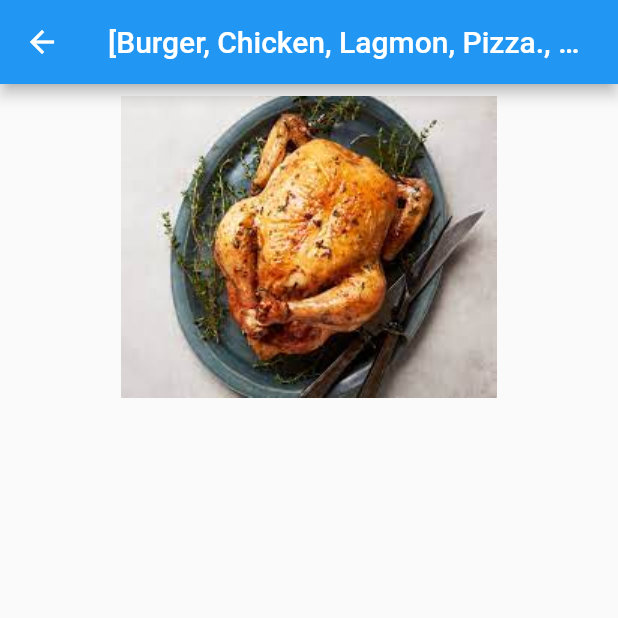
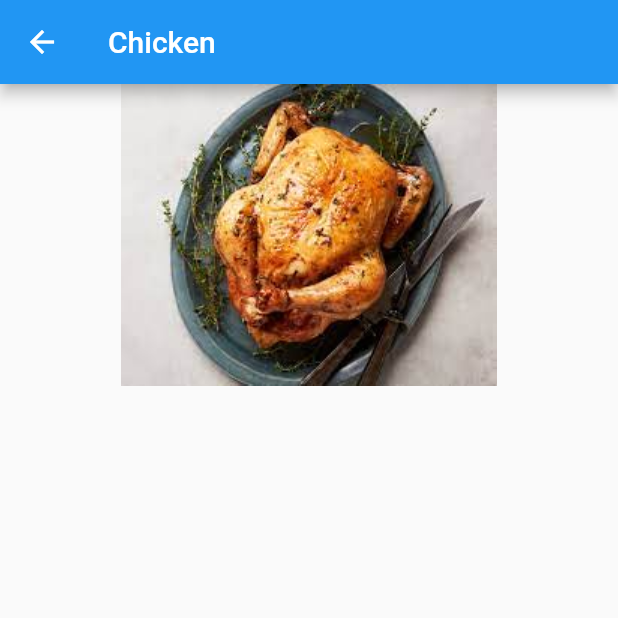
Before and after one commit to Shirinboyev/calc, a Flutter app: the FirstPage screen opened directly, on a phone screen of 412 x 824 dp, the top half of it. Run offline on Flutter 3.47's test engine with Material 2 defaults, Android fonts, the phone set to English and light mode, and no system bars.

Commit message:
add navogation and images page

```diff
--- a/lib/function.dart
+++ b/lib/function.dart
@@ -1,6 +1,6 @@
-import 'home/data.dart';
-import 'home/food.dart';
-
+import 'home/map.dart';
+import 'home/class.dart';
+int b = 0;
 List getInfo(){
       List<Food> list = [];
     for (Map<dynamic,dynamic> mp in foood.values){
--- a/lib/home/food.dart
+++ b/lib/home/class.dart
@@ -1,6 +1,3 @@
-// import 'package:flutter/animation.dart';
-import 'package:calc/home/data.dart';
-
 class Food{
  final  String title;
   final String time ;
@@ -9,6 +6,3 @@ class Food{
   Food ({required this. title,required this.time,required this.rating, required this.energy}){
   }
 }
-// void main(){
-//   print(Food(title: title, time: time, rating: rating, energy: energy));
-// }
--- a/lib/home/data.dart
+++ b/lib/home/map.dart
@@ -1,5 +1,3 @@
-import 'package:flutter/material.dart';
-
 Map <String,Map<String,String>>foood = {
   "Chicken": {
     "title": "Chicken",
--- a/lib/screen/firstPage.dart
+++ b/lib/screen/firstPage.dart
@@ -1,5 +1,4 @@
-import 'package:calc/home/data.dart';
-import 'package:calc/main.dart';
+import 'package:calc/function.dart';
 import 'package:flutter/material.dart';
 class FirstPage extends StatefulWidget {
   const FirstPage({super.key});
@@ -9,38 +8,37 @@ class FirstPage extends StatefulWidget {
 class _FirstPageState extends State<FirstPage> {
   @override
   Widget build(BuildContext context) {
+    List lst = [
+      'Chicken',
+      'Pizza',
+      'Burger',
+      'Somsa',
+      'Lagmon',
+    ];
     List img = [
-    'images/Burger.png',
-    'images/Chicken.png',
-    'images/Lagmon.png',
-    'images/Pizza.png',
-    'images/Somsa.png',
+     'images/Chicken.png',
+     'images/Pizza.png',
+     'images/Burger.png',
+     'images/Somsa.png',
+     'images/Lagmon.png',
     ];
-        List fod = [
-    'Burger',
-    'Chicken',
-    'Lagmon',
-    'Pizza.',
-    'Somsa.',
+    List txt = [
+      '',
     ];
-  // List app = [];
-  for (int i = 0; i<foood.length;i++){
-    img.add(i);
-  }
+  List app = [];
    return SafeArea(
       child: Scaffold(
-        appBar: AppBar(title: Text('${fod}')),
+        appBar: AppBar(title: Text('${lst[b]}')),
         body: Container(child:
         Column(
           children: [
           Center(
-            child: TextButton(onPressed: (){
-              Navigator.pop(context,MaterialPageRoute(builder: (context) => MyApp(),));
-            }, child:Column(
+            child: Column(
               children: [
-                Image.asset('${img[1]}')
+                Image.asset('${img[b]}'),
+                Text('${txt[b]}')
               ],
-            )),
+            )
           )
         ],)
         ),
```
Also changed, not shown: lib/main.dart (+17 -9 lines), lib/main/get.dart (renamed from lib/main/get..dart, +8 -9 lines).
